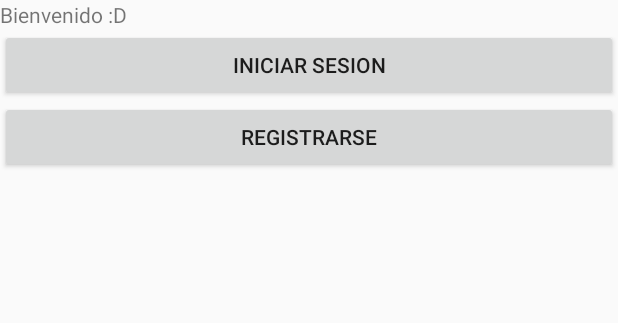
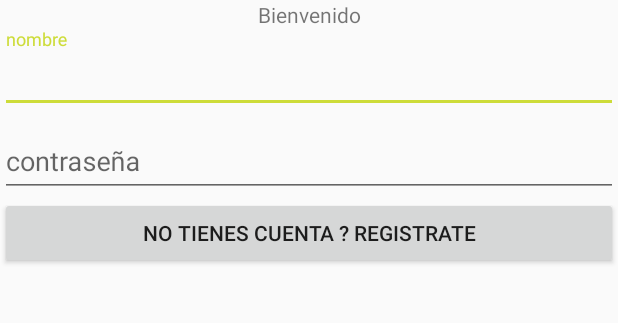
Before and after one commit to Ang3lino/SEE, an Android app: the screen it shows after launch (MainActivity), on a phone screen of 412 x 824 dp, the part 495-818 px from its top. Run offline under Robolectric (Android 15) with nearby library versions, the phone set to English and light mode, and no system bars.

Commit message:
Cambios ventana principal

```diff
--- a/app/src/main/java/com/example/ang3l/see/MainActivity.java
+++ b/app/src/main/java/com/example/ang3l/see/MainActivity.java
@@ -8,7 +8,6 @@ import android.widget.Button;
 public class MainActivity extends AppCompatActivity {
 
     private Button btnRegister;
-    private Button btnLogin;
 
     @Override
     protected void onCreate(Bundle savedInstanceState) {
@@ -19,11 +18,6 @@ public class MainActivity extends AppCompatActivity {
         btnRegister.setOnClickListener(view -> { // we'll pass to CreateAccountActivity through intent
             startActivity(new Intent(this, CreateAccountActivity.class));
         });
-
-        btnLogin = findViewById(R.id.btn_init_session);
-        btnLogin.setOnClickListener(view -> {
-            startActivity(new Intent(this, LoginActivity.class));
-        });
     }
 
 }
--- a/app/src/main/res/layout/activity_main.xml
+++ b/app/src/main/res/layout/activity_main.xml
@@ -40,19 +40,40 @@
             <TextView
                 android:layout_width="match_parent"
                 android:layout_height="wrap_content"
-                android:text="Bienvenido :D" />
+                android:gravity="center"
+                android:text="Bienvenido" />
 
-            <Button
-                android:id="@+id/btn_init_session"
+            <android.support.design.widget.TextInputLayout
                 android:layout_width="match_parent"
                 android:layout_height="wrap_content"
-                android:text="iniciar sesion" />
+                android:id="@+id/text_layout_username"
+                >
+                <android.support.design.widget.TextInputEditText
+                    android:id="@+id/txt_username"
+                    android:layout_width="match_parent"
+                    android:layout_height="wrap_content"
+                    android:hint="@string/hint_username"/>
+            </android.support.design.widget.TextInputLayout>
+
+            <android.support.design.widget.TextInputLayout
+                android:layout_width="match_parent"
+                android:layout_height="wrap_content"
+                android:id="@+id/text_layout_password"
+                >
+
+                <android.support.design.widget.TextInputEditText
+                    android:id="@+id/txt_password"
+                    android:layout_width="match_parent"
+                    android:layout_height="wrap_content"
+                    android:hint="@string/hint_password"
+                    android:inputType="textPassword"/>
+            </android.support.design.widget.TextInputLayout>
 
             <Button
                 android:id="@+id/btn_register"
                 android:layout_width="match_parent"
                 android:layout_height="wrap_content"
-                android:text="registrarse" />
+                android:text="no tienes cuenta ? registrate" />
 
 
         </LinearLayout>
```
